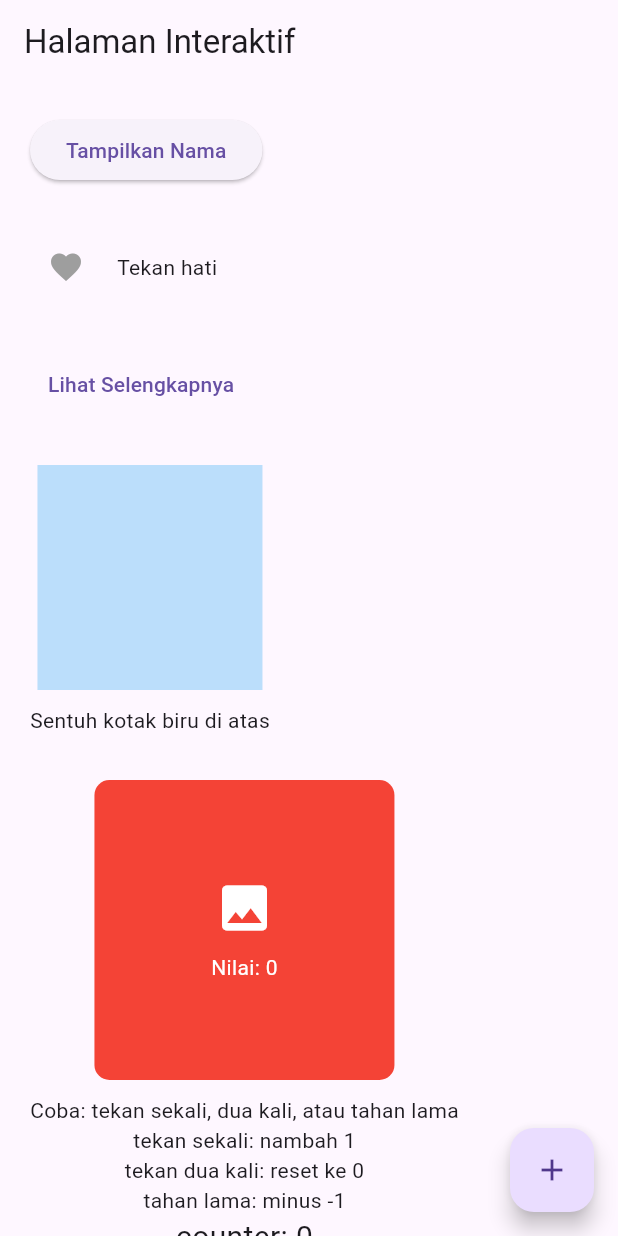
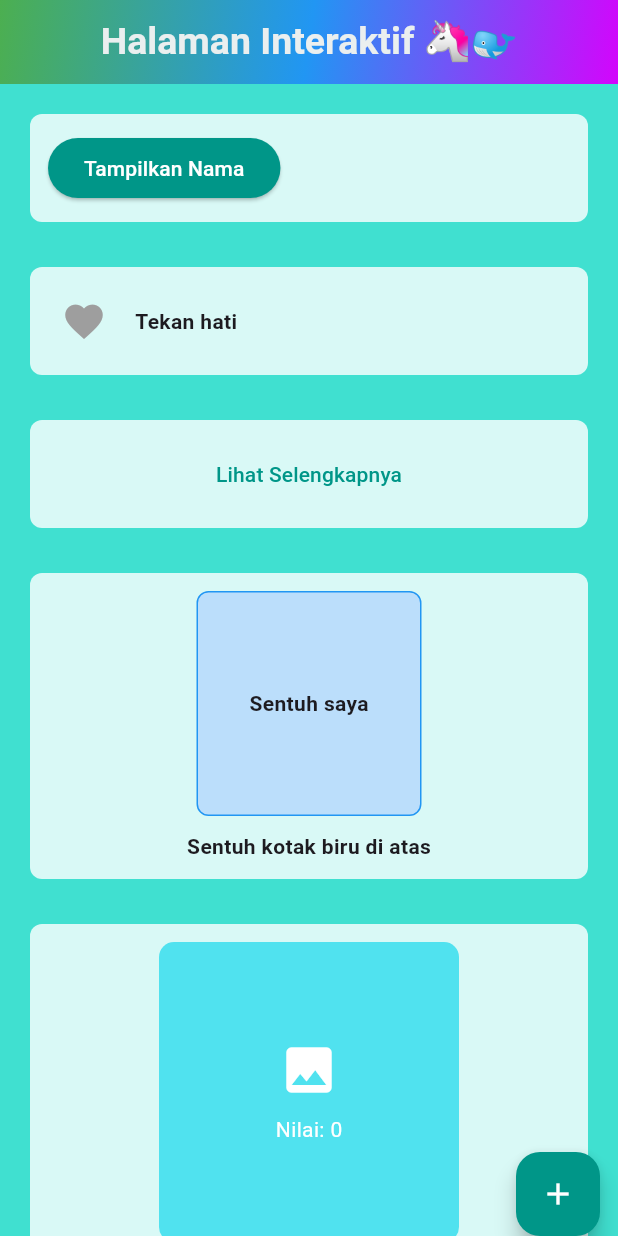
Before and after one commit to ridaprojectppkd/tugas_flutter, a Flutter app: the screen it shows after launch, on a phone screen of 412 x 824 dp. Run offline on Flutter 3.47's test engine with Material 3 defaults, Android fonts, the phone set to English and light mode, and no system bars.

Commit message:
tugasflutter5

```diff
--- a/lib/gpttest.dart
+++ b/lib/gpttest.dart
@@ -9,7 +9,9 @@ class Gpttest extends StatelessWidget {
     return MaterialApp(
       title: 'Tugas 5 - Halaman Interaksi',
       theme: ThemeData(primarySwatch: Colors.blue),
-      home: const InteractivePage(),
+      home: const InteractivePage()
+      ,
+
     );
   }
 }
@@ -224,7 +226,7 @@ class _InteractivePageState extends State<InteractivePage> {
 
       ),
 
-
+////////////////////////////floating action button
       floatingActionButton: FloatingActionButton(
         onPressed: () {
           setState(() {
--- a/lib/main.dart
+++ b/lib/main.dart
@@ -2,6 +2,7 @@
 import 'package:tugas_flutter/Tugas4flutter%20copy.dart';
 import 'package:tugas_flutter/gpttest.dart';
 import 'package:tugas_flutter/materi5.dart';
+import 'package:tugas_flutter/tugas5.dart';
 // import 'package:tugas_flutter/Tugas3flutter.dart';
 // import 'package:tugas_flutter/Tugas4flutter%20copy.dart';
 // import 'package:tugas_flutter/gpttest.dart';
@@ -42,7 +43,7 @@
         // tested with just a hot reload.
         // colorScheme: ColorScheme.fromSeed(seedColor: Colors.deepPurple),
       ),
-         home: Gpttest(),
+         home: Tugas5(),
     );
   }
 }
--- /dev/null
+++ b/lib/tugas5.dart
@@ -0,0 +1,359 @@
+import 'package:flutter/material.dart';
+import 'dart:math';
+
+class Tugas5 extends StatelessWidget {
+  const Tugas5({super.key});
+
+  @override
+  Widget build(BuildContext context) {
+    return MaterialApp(
+      title: 'Tugas 5 - Halaman Interaksi',
+
+      theme: ThemeData(primarySwatch: Colors.blue),
+      home: const InteractivePage(),
+    );
+  }
+}
+
+class InteractivePage extends StatefulWidget {
+  const InteractivePage({super.key});
+
+  @override
+  State<InteractivePage> createState() => _InteractivePageState();
+}
+
+class _InteractivePageState extends State<InteractivePage> {
+  String displayedText = '';
+  bool isLiked = false;
+  bool showDescription = false;
+  int counter = 0;
+  int nilaiTambah = 0;
+  bool showBoxText = false;
+  List<Widget> loveEmojis = [];
+
+  @override
+  Widget build(BuildContext context) {
+    return Scaffold(
+      appBar: AppBar(
+        title: Center(
+          child: const Text(
+            'Halaman Interaktif 🦄🐋',
+            style: TextStyle(
+              fontSize: (25),
+              fontWeight: FontWeight.bold,
+              color: Color.fromARGB(255, 234, 239, 239),
+            ),
+          ),
+        ),
+        flexibleSpace: Container(
+          decoration: const BoxDecoration(
+            gradient: LinearGradient(
+              begin: Alignment.topLeft,
+              end: Alignment.bottomRight,
+              colors: [Colors.green, Colors.blue, Color.fromARGB(255, 211, 5, 252)],
+            ),
+          ),
+        ),
+      ),
+      body: Container(
+        decoration: const BoxDecoration(
+          color: Color(0xFF40E0D0), // Turquoise background
+        ),
+        child: Stack(
+          children: [
+            SingleChildScrollView(
+              padding: const EdgeInsets.all(20),
+              child: Column(
+                crossAxisAlignment: CrossAxisAlignment.start,
+                children: [
+                  // ElevatedButton
+                  Container(
+                    padding: const EdgeInsets.all(12),
+                    decoration: BoxDecoration(
+                      color: Colors.white.withOpacity(0.8),
+                      borderRadius: BorderRadius.circular(8),
+                    ),
+                    child: Row(
+                      children: [
+                        /////evalated button tuh cuman bikin text ada bayangan
+                        ElevatedButton(
+                          onPressed: () {
+                            setState(() {
+                              displayedText = 'Rida Dzakiyyah';
+                            });
+                          },
+                          style: ElevatedButton.styleFrom(
+                            backgroundColor: Colors.teal,
+                          ),
+                          child: const Text(
+                            'Tampilkan Nama',
+                            style: TextStyle(color: Colors.white),
+                          ),
+                        ),
+                        const SizedBox(width: 20),
+                        Text(
+                          displayedText,
+                          style: const TextStyle(
+                            fontSize: 16,
+                            fontWeight: FontWeight.bold,
+                          ),
+                        ),
+                      ],
+                    ),
+                  ),
+                  const SizedBox(height: 30),
+
+                  // IconButton
+                  Container(
+                    padding: const EdgeInsets.all(12),
+                    decoration: BoxDecoration(
+                      color: Colors.white.withOpacity(0.8),
+                      borderRadius: BorderRadius.circular(8),
+                    ),
+                    child: Row(
+                      children: [
+                        IconButton(
+                          icon: Icon(
+                            Icons.favorite,
+                            color: isLiked ? Colors.red : Colors.grey,
+                            size: 30,
+                          ),
+                          onPressed: () {
+                            setState(() {
+                              isLiked = !isLiked;
+                              if (isLiked) {
+                                displayedText = 'Disukai 💖';
+                                loveEmojis = List.generate(
+                                  30,
+                                  (index) => Positioned(
+                                    left:
+                                        Random().nextDouble() *
+                                        MediaQuery.of(context).size.width,
+                                    top:
+                                        Random().nextDouble() *
+                                        MediaQuery.of(context).size.height,
+                                    child: Text(
+                                      '💖',
+                                      style: TextStyle(
+                                        fontSize:
+                                            Random().nextDouble() * 20 + 20,
+                                      ),
+                                    ),
+                                  ),
+                                );
+                                Future.delayed(
+                                  const Duration(milliseconds: 1500),
+                                  () {
+                                    setState(() {
+                                      loveEmojis = [];
+                                    });
+                                  },
+                                );
+                              } else {
+                                displayedText = '';
+                              }
+                            });
+                          },
+                        ),
+                        const SizedBox(width: 10),
+                        const Text(
+                          'Tekan hati',
+                          style: TextStyle(fontWeight: FontWeight.bold),
+                        ),
+                      ],
+                    ),
+                  ),
+                  const SizedBox(height: 30),
+
+                  // TextButton
+                  Container(
+                    padding: const EdgeInsets.all(12),
+                    decoration: BoxDecoration(
+                      color: Colors.white.withOpacity(0.8),
+                      borderRadius: BorderRadius.circular(8),
+                    ),
+                    ////////////////////////column dibungkus center agar ditengah begitu juga yang lain
+                    child: Center(
+                      child: Column(
+                        crossAxisAlignment: CrossAxisAlignment.start,
+                        children: [
+                          TextButton(
+                            onPressed: () {
+                              setState(() {
+                                showDescription = !showDescription;
+                              });
+                            },
+                            child: const Text(
+                              'Lihat Selengkapnya',
+                              style: TextStyle(color: Colors.teal),
+                            ),
+                          ),
+                          if (showDescription)
+                            const Padding(
+                              padding: EdgeInsets.only(top: 10),
+                              child: Text(
+                                'wewok de tok not onli but de tok.',
+                                style: TextStyle(fontWeight: FontWeight.bold),
+                              ),
+                            ),
+                        ],
+                      ),
+                    ),
+                  ),
+                  const SizedBox(height: 30),
+
+                  // InkWell
+                  Container(
+                    padding: const EdgeInsets.all(12),
+                    decoration: BoxDecoration(
+                      color: Colors.white.withOpacity(0.8),
+                      borderRadius: BorderRadius.circular(8),
+                    ),
+                    //////column dibungkus center
+                    child: Center(
+                      child: Column(
+                        children: [
+                          InkWell(
+                            onTap: () {
+                              setState(() {
+                                showBoxText = !showBoxText;
+                              });
+                            },
+                            child: AnimatedContainer(
+                              duration: Duration(milliseconds: 200),
+                              width: 150,
+                              height: 150,
+                              decoration: BoxDecoration(
+                                color: Colors.blue[100],
+                                borderRadius: BorderRadius.circular(8),
+                                border: Border.all(color: Colors.blue),
+                              ),
+                              child: Center(
+                                child: Text(
+                                  showBoxText
+                                      ? 'Kotak disentuh'
+                                      : 'Sentuh saya',
+                                  style: const TextStyle(
+                                    fontWeight: FontWeight.bold,
+                                  ),
+                                ),
+
+                              ),
+                            ),
+                          ),
+                          const SizedBox(height: 10),
+                          const Text(
+                            'Sentuh kotak biru di atas',
+                            style: TextStyle(fontWeight: FontWeight.bold),
+                          ),
+                        ],
+                      ),
+                    ),
+                  ),
+                  const SizedBox(height: 30),
+
+                  // GestureDetector
+                  Container(
+                    padding: const EdgeInsets.all(12),
+                    decoration: BoxDecoration(
+                      color: Colors.white.withOpacity(0.8),
+                      borderRadius: BorderRadius.circular(8),
+                    ),
+                    child: Column(
+                      children: [
+                        GestureDetector(
+                          onLongPress: () {
+                            setState(() {
+                              nilaiTambah--;
+                            });
+                          },
+                          onDoubleTap: () {
+                            setState(() {
+                              nilaiTambah = 0;
+                            });
+                          },
+                          onTap: () {
+                            setState(() {
+                              nilaiTambah++;
+                            });
+                          },
+                          child: Center(
+                            child: Container(
+                              height: 200,
+                              width: 200,
+                              decoration: BoxDecoration(
+                                color: const Color.fromARGB(255, 80, 226, 239),
+                                borderRadius: BorderRadius.circular(10),
+                              ),
+                              child: Center(
+                                child: Column(
+                                  mainAxisAlignment: MainAxisAlignment.center,
+                                  /////////////ikon gambar
+                                  children: [
+                                    const Icon(
+                                      Icons.image,
+                                      size: 40,
+                                      color: Colors.white,
+                                    ),
+                                    const SizedBox(height: 10),
+                                    Text(
+                                      "Nilai: $nilaiTambah",
+                                      style: const TextStyle(
+                                        color: Colors.white,
+                                      ),
+                                    ),
+                                  ],
+                                ),
+                              ),
+                            ),
+                          ),
+                        ),
+                        const SizedBox(height: 10),
+                        const Text(
+                          'Coba: tekan sekali, dua kali, atau tahan lama',
+                          style: TextStyle(fontWeight: FontWeight.bold),
+                        ),
+                        const Text(
+                          'tekan sekali: nambah 1',
+                          style: TextStyle(fontWeight: FontWeight.bold),
+                        ),
+                        const Text(
+                          'tekan dua kali: reset ke 0',
+                          style: TextStyle( fontWeight: FontWeight.bold),
+                        ),
+                        const Text(
+                          'tahan lama: minus -1',
+                          style: TextStyle(fontWeight: FontWeight.bold),
+                        ),
+                        Text(
+                          'counter: $counter',
+                          style: const TextStyle(
+                            fontSize: 20,
+                            fontWeight: FontWeight.bold,
+                          ),
+                        ),
+                      ],
+                    ),
+                  ),
+                ],
+              ),
+            ),
+            ...loveEmojis,
+          ],
+        ),
+      ),
+      floatingActionButton: FloatingActionButton(
+        onPressed: () {
+          setState(() {
+            counter++;
+          });
+        },
+        tooltip: 'Tambah Counter',
+        backgroundColor: Colors.teal,
+        child: const Icon(Icons.add, color: Colors.white),
+      ),
+      floatingActionButtonLocation: FloatingActionButtonLocation.miniEndDocked,
+      /////////mini enddocked itu ada di kanan bawah
+    );
+  }
+}
```
